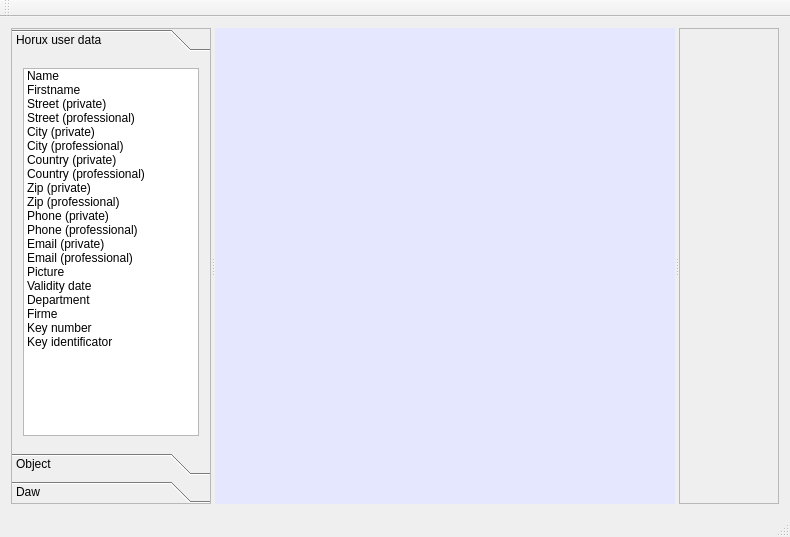
Old version of the form HoruxCardDesigner/horuxdesigner.ui in the repository BackupTheBerlios/horux-svn.
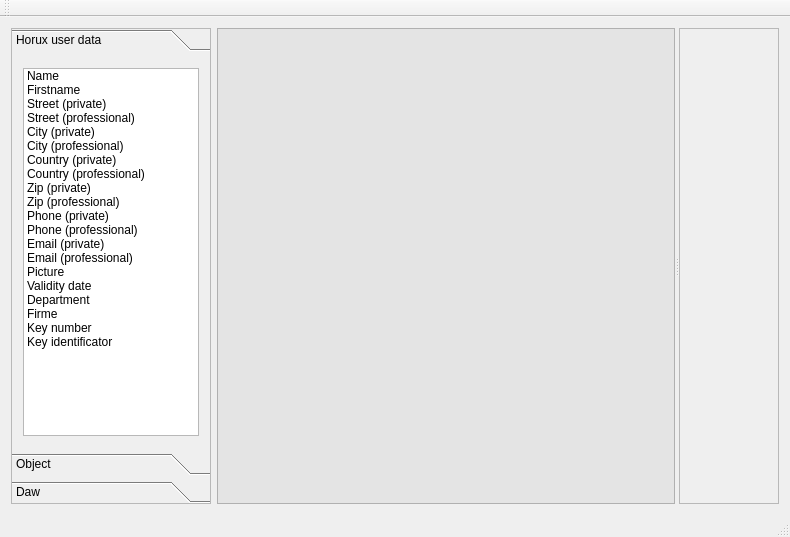
New version of the form.

Commit message: add the scene and view

What changed in the file:
```diff
--- a/HoruxCardDesigner/horuxdesigner.ui
+++ b/HoruxCardDesigner/horuxdesigner.ui
@@ -14,22 +14,8 @@
    <string>HoruxDesigner</string>
   </property>
   <widget class="QWidget" name="centralWidget">
-   <layout class="QGridLayout" name="gridLayout">
+   <layout class="QGridLayout" name="gridLayout_2">
     <item row="0" column="0">
-     <widget class="QSplitter" name="splitter_2">
-      <property name="orientation">
-       <enum>Qt::Horizontal</enum>
-      </property>
-      <widget class="QSplitter" name="splitter">
-       <property name="frameShape">
-        <enum>QFrame::NoFrame</enum>
-       </property>
-       <property name="frameShadow">
-        <enum>QFrame::Plain</enum>
-       </property>
-       <property name="orientation">
-        <enum>Qt::Horizontal</enum>
-       </property>
        <widget class="QToolBox" name="toolBox">
         <property name="minimumSize">
          <size>
@@ -64,7 +50,7 @@
          <attribute name="label">
           <string>Horux user data</string>
          </attribute>
-         <layout class="QGridLayout" name="gridLayout_2">
+       <layout class="QGridLayout" name="gridLayout_4">
           <item row="0" column="0">
            <widget class="QListWidget" name="listWidget">
             <item>
@@ -272,24 +258,23 @@
          <attribute name="label">
           <string>Daw</string>
          </attribute>
-         <layout class="QGridLayout" name="gridLayout_4">
+       <layout class="QGridLayout" name="gridLayout">
           <item row="0" column="0">
            <widget class="QListWidget" name="listWidget_3"/>
           </item>
          </layout>
         </widget>
        </widget>
-       <widget class="QWidget" name="cardWidget" native="true">
-        <property name="minimumSize">
-         <size>
-          <width>400</width>
-          <height>0</height>
-         </size>
-        </property>
+    </item>
+    <item row="0" column="1">
+     <widget class="QSplitter" name="splitter">
+      <property name="orientation">
+       <enum>Qt::Horizontal</enum>
+      </property>
+      <widget class="QGraphicsView" name="graphicsView">
         <property name="styleSheet">
-         <string notr="true">background-color: rgb(229, 231, 255);</string>
-        </property>
-       </widget>
+        <string>background-color: rgb(228, 228, 228);</string>
+       </property>
       </widget>
       <widget class="QScrollArea" name="scrollArea">
        <property name="minimumSize">
```
Left out of the diff: 18 changed lines with no effect on the pictures. Lines whose indentation alone changed are shown as unchanged. The commit also changes 3 other files.
